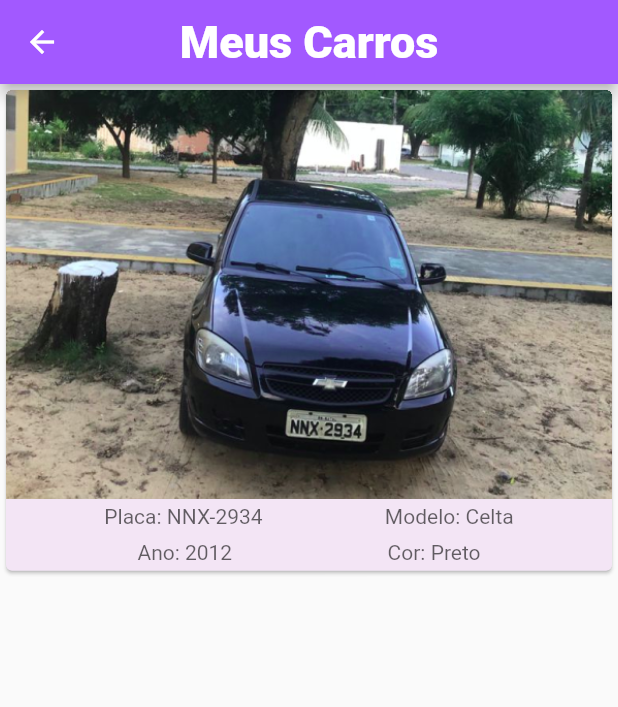
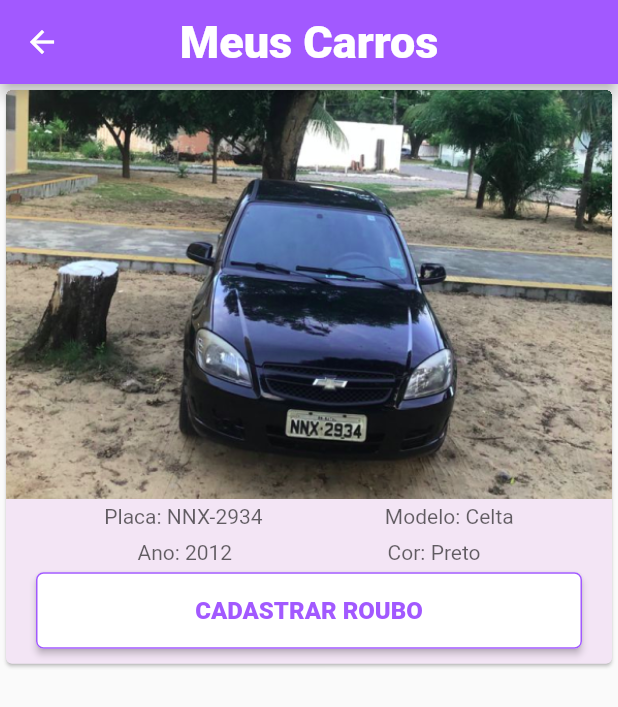
Before and after one commit to vitorgaboardi/MeuCarroMinhaVida, a Flutter app: the MeusCarros screen opened directly with empty values, on a phone screen of 412 x 824 dp. Shown: the top 707 px of the screen. Run offline on Flutter 3.47's test engine with Material 2 defaults, Android fonts, the phone set to English and light mode, and no system bars; our stand-ins replace camera, csc_picker, image_picker.

Commit message:
Registro de Roubos

```diff
--- a/lib/pages/meus_carros.dart
+++ b/lib/pages/meus_carros.dart
@@ -6,6 +6,7 @@ import 'dart:convert';
 import 'home.dart';
 import 'main.dart';
 import 'profile.dart';
+import 'registro_roubo.dart';
 
 class MeusCarros extends StatefulWidget {
   const MeusCarros({Key? key, required this.dados}) : super(key: key);
@@ -26,6 +27,13 @@ class MeusCarrosState extends State<MeusCarros> {
         context,
         MaterialPageRoute(
             builder: (BuildContext context) => Profile(dados: dados)));
+  }
+
+  void _cadastroRoubo() {
+    Navigator.push(
+        context,
+        MaterialPageRoute(
+            builder: (BuildContext context) => RegistroRoubo(dados: dados)));
   }
 
   @override
@@ -74,7 +82,7 @@ class MeusCarrosState extends State<MeusCarros> {
                       mainAxisAlignment: MainAxisAlignment.spaceEvenly,
                       children: [
                         Padding(
-                          padding: const EdgeInsets.fromLTRB(16, 4, 16, 4),
+                          padding: const EdgeInsets.fromLTRB(16, 4, 16, 0),
                           child: Text(
                             'Ano: 2012',
                             style:
@@ -83,7 +91,7 @@ class MeusCarrosState extends State<MeusCarros> {
                           ),
                         ),
                         Padding(
-                          padding: const EdgeInsets.fromLTRB(16, 4, 16, 4),
+                          padding: const EdgeInsets.fromLTRB(16, 4, 16, 0),
                           child: Text(
                             'Cor: Preto',
                             style:
@@ -92,6 +100,50 @@ class MeusCarrosState extends State<MeusCarros> {
                           ),
                         ),
                       ]),
+                  Row(
+                    crossAxisAlignment: CrossAxisAlignment.center,
+                    children: [
+                      Expanded(
+                          child: SizedBox(
+                              height: 66,
+                              child: Stack(
+                                alignment: Alignment.center,
+                                fit: StackFit.expand,
+                                children: <Widget>[
+                                  Container(
+                                      padding:
+                                          EdgeInsets.fromLTRB(20, 5, 20, 10),
+                                      child: ElevatedButton(
+                                          onPressed: _cadastroRoubo,
+                                          style: ButtonStyle(
+                                              backgroundColor:
+                                                  MaterialStateProperty.all(
+                                                      Colors.white),
+                                              foregroundColor:
+                                                  MaterialStateProperty.all(
+                                                      Colors.white),
+                                              shape: MaterialStateProperty.all(
+                                                  RoundedRectangleBorder(
+                                                      borderRadius:
+                                                          BorderRadius.circular(
+                                                              5.0),
+                                                      side: BorderSide(
+                                                          color: Color.fromARGB(
+                                                              255,
+                                                              162,
+                                                              89,
+                                                              255))))),
+                                          child: Text('CADASTRAR ROUBO',
+                                              style: TextStyle(
+                                                color: Color.fromARGB(
+                                                    255, 162, 89, 255),
+                                                fontSize: 16,
+                                                fontWeight: FontWeight.w900,
+                                              )))),
+                                ],
+                              )))
+                    ],
+                  ),
                 ],
               )),
         ])));
--- a/pubspec.yaml
+++ b/pubspec.yaml
@@ -30,10 +30,10 @@ dependencies:
   path:
   image_picker: ^0.8.2
 
-
   # The following adds the Cupertino Icons font to your application.
   # Use with the CupertinoIcons class for iOS style icons.
   cupertino_icons: ^1.0.2
+  csc_picker: ^0.2.6
 
 dev_dependencies:
   flutter_test:
```
Also changed, not shown: lib/pages/profile.dart (+6 -6 lines), lib/pages/registro_roubo.dart (added, +416 -0 lines).
